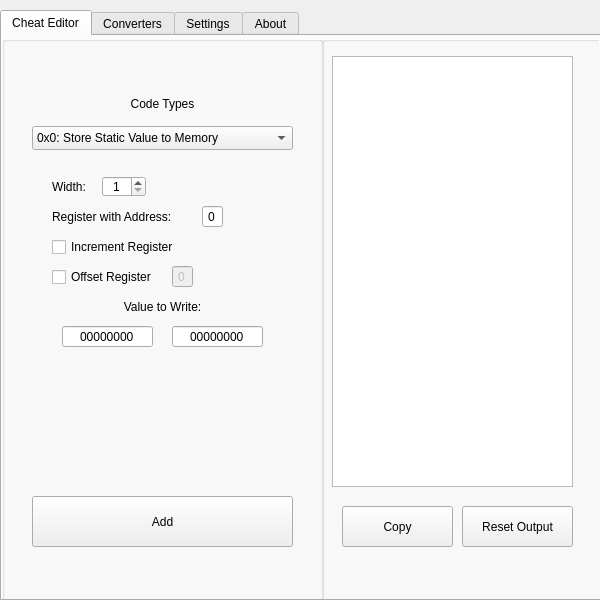
First picture: the form in AMScheat/layout/layout.ui, repository MCMi460/AMSCheatTool, before the edit.
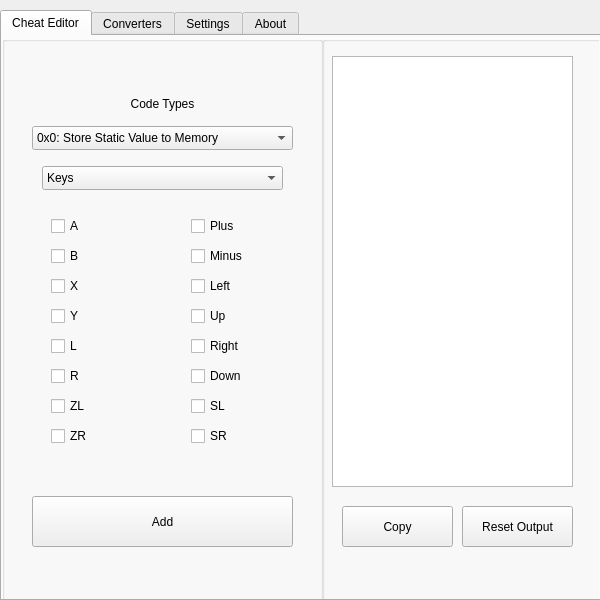
Second picture: the form after the edit. The open tabs and pages were chosen to show the change.

The edit to the form file:
```diff
--- a/AMScheat/layout/layout.ui
+++ b/AMScheat/layout/layout.ui
@@ -157,7 +157,7 @@
        </rect>
       </property>
       <property name="currentIndex">
-       <number>6</number>
+       <number>7</number>
       </property>
       <widget class="QWidget" name="page">
        <widget class="QLabel" name="label_2">
@@ -1203,6 +1203,383 @@
         </property>
        </widget>
       </widget>
+      <widget class="QWidget" name="page_8">
+       <widget class="QStackedWidget" name="stackedWidget_3">
+        <property name="geometry">
+         <rect>
+          <x>-1</x>
+          <y>49</y>
+          <width>261</width>
+          <height>251</height>
+         </rect>
+        </property>
+        <property name="currentIndex">
+         <number>1</number>
+        </property>
+        <widget class="QWidget" name="key">
+         <widget class="QCheckBox" name="h0000001">
+          <property name="geometry">
+           <rect>
+            <x>20</x>
+            <y>10</y>
+            <width>86</width>
+            <height>22</height>
+           </rect>
+          </property>
+          <property name="text">
+           <string>A</string>
+          </property>
+         </widget>
+         <widget class="QCheckBox" name="h0000400">
+          <property name="geometry">
+           <rect>
+            <x>160</x>
+            <y>10</y>
+            <width>86</width>
+            <height>22</height>
+           </rect>
+          </property>
+          <property name="text">
+           <string>Plus</string>
+          </property>
+         </widget>
+         <widget class="QCheckBox" name="h0001000">
+          <property name="geometry">
+           <rect>
+            <x>160</x>
+            <y>70</y>
+            <width>86</width>
+            <height>22</height>
+           </rect>
+          </property>
+          <property name="text">
+           <string>Left</string>
+          </property>
+         </widget>
+         <widget class="QCheckBox" name="h0000008">
+          <property name="geometry">
+           <rect>
+            <x>20</x>
+            <y>100</y>
+            <width>86</width>
+            <height>22</height>
+           </rect>
+          </property>
+          <property name="text">
+           <string>Y</string>
+          </property>
+         </widget>
+         <widget class="QCheckBox" name="h0000002">
+          <property name="geometry">
+           <rect>
+            <x>20</x>
+            <y>40</y>
+            <width>86</width>
+            <height>22</height>
+           </rect>
+          </property>
+          <property name="text">
+           <string>B</string>
+          </property>
+         </widget>
+         <widget class="QCheckBox" name="h0000200">
+          <property name="geometry">
+           <rect>
+            <x>20</x>
+            <y>220</y>
+            <width>86</width>
+            <height>22</height>
+           </rect>
+          </property>
+          <property name="text">
+           <string>ZR</string>
+          </property>
+         </widget>
+         <widget class="QCheckBox" name="h0004000">
+          <property name="geometry">
+           <rect>
+            <x>160</x>
+            <y>130</y>
+            <width>86</width>
+            <height>22</height>
+           </rect>
+          </property>
+          <property name="text">
+           <string>Right</string>
+          </property>
+         </widget>
+         <widget class="QCheckBox" name="h0000100">
+          <property name="geometry">
+           <rect>
+            <x>20</x>
+            <y>190</y>
+            <width>86</width>
+            <height>22</height>
+           </rect>
+          </property>
+          <property name="text">
+           <string>ZL</string>
+          </property>
+         </widget>
+         <widget class="QCheckBox" name="h0008000">
+          <property name="geometry">
+           <rect>
+            <x>160</x>
+            <y>160</y>
+            <width>86</width>
+            <height>22</height>
+           </rect>
+          </property>
+          <property name="text">
+           <string>Down</string>
+          </property>
+         </widget>
+         <widget class="QCheckBox" name="h0000004">
+          <property name="geometry">
+           <rect>
+            <x>20</x>
+            <y>70</y>
+            <width>86</width>
+            <height>22</height>
+           </rect>
+          </property>
+          <property name="text">
+           <string>X</string>
+          </property>
+         </widget>
+         <widget class="QCheckBox" name="h0002000">
+          <property name="geometry">
+           <rect>
+            <x>160</x>
+            <y>100</y>
+            <width>86</width>
+            <height>22</height>
+           </rect>
+          </property>
+          <property name="text">
+           <string>Up</string>
+          </property>
+         </widget>
+         <widget class="QCheckBox" name="h0000040">
+          <property name="geometry">
+           <rect>
+            <x>20</x>
+            <y>130</y>
+            <width>86</width>
+            <height>22</height>
+           </rect>
+          </property>
+          <property name="text">
+           <string>L</string>
+          </property>
+         </widget>
+         <widget class="QCheckBox" name="h0000800">
+          <property name="geometry">
+           <rect>
+            <x>160</x>
+            <y>40</y>
+            <width>86</width>
+            <height>22</height>
+           </rect>
+          </property>
+          <property name="text">
+           <string>Minus</string>
+          </property>
+         </widget>
+         <widget class="QCheckBox" name="h0000080">
+          <property name="geometry">
+           <rect>
+            <x>20</x>
+            <y>160</y>
+            <width>86</width>
+            <height>22</height>
+           </rect>
+          </property>
+          <property name="text">
+           <string>R</string>
+          </property>
+         </widget>
+         <widget class="QCheckBox" name="h1000000">
+          <property name="geometry">
+           <rect>
+            <x>160</x>
+            <y>190</y>
+            <width>86</width>
+            <height>22</height>
+           </rect>
+          </property>
+          <property name="text">
+           <string>SL</string>
+          </property>
+         </widget>
+         <widget class="QCheckBox" name="h2000000">
+          <property name="geometry">
+           <rect>
+            <x>160</x>
+            <y>220</y>
+            <width>86</width>
+            <height>22</height>
+           </rect>
+          </property>
+          <property name="text">
+           <string>SR</string>
+          </property>
+         </widget>
+        </widget>
+        <widget class="QWidget" name="key_2">
+         <widget class="QCheckBox" name="h0010000">
+          <property name="geometry">
+           <rect>
+            <x>20</x>
+            <y>10</y>
+            <width>121</width>
+            <height>22</height>
+           </rect>
+          </property>
+          <property name="text">
+           <string>Left Stick Left</string>
+          </property>
+         </widget>
+         <widget class="QCheckBox" name="h0020000">
+          <property name="geometry">
+           <rect>
+            <x>20</x>
+            <y>40</y>
+            <width>131</width>
+            <height>22</height>
+           </rect>
+          </property>
+          <property name="text">
+           <string>Left Stick Up</string>
+          </property>
+         </widget>
+         <widget class="QCheckBox" name="h0040000">
+          <property name="geometry">
+           <rect>
+            <x>20</x>
+            <y>70</y>
+            <width>131</width>
+            <height>22</height>
+           </rect>
+          </property>
+          <property name="text">
+           <string>Left Stick Right</string>
+          </property>
+         </widget>
+         <widget class="QCheckBox" name="h0080000">
+          <property name="geometry">
+           <rect>
+            <x>20</x>
+            <y>100</y>
+            <width>131</width>
+            <height>22</height>
+           </rect>
+          </property>
+          <property name="text">
+           <string>Left Stick Down</string>
+          </property>
+         </widget>
+         <widget class="QCheckBox" name="h0800000">
+          <property name="geometry">
+           <rect>
+            <x>20</x>
+            <y>220</y>
+            <width>131</width>
+            <height>22</height>
+           </rect>
+          </property>
+          <property name="text">
+           <string>Right Stick Down</string>
+          </property>
+         </widget>
+         <widget class="QCheckBox" name="h0200000">
+          <property name="geometry">
+           <rect>
+            <x>20</x>
+            <y>160</y>
+            <width>131</width>
+            <height>22</height>
+           </rect>
+          </property>
+          <property name="text">
+           <string>Right Stick Up</string>
+          </property>
+         </widget>
+         <widget class="QCheckBox" name="h0100000">
+          <property name="geometry">
+           <rect>
+            <x>20</x>
+            <y>130</y>
+            <width>121</width>
+            <height>22</height>
+           </rect>
+          </property>
+          <property name="text">
+           <string>Right Stick Left</string>
+          </property>
+         </widget>
+         <widget class="QCheckBox" name="h0400000">
+          <property name="geometry">
+           <rect>
+            <x>20</x>
+            <y>190</y>
+            <width>131</width>
+            <height>22</height>
+           </rect>
+          </property>
+          <property name="text">
+           <string>Right Stick Right</string>
+          </property>
+         </widget>
+         <widget class="QCheckBox" name="h0000010">
+          <property name="geometry">
+           <rect>
+            <x>150</x>
+            <y>10</y>
+            <width>101</width>
+            <height>22</height>
+           </rect>
+          </property>
+          <property name="text">
+           <string>Left Stick In</string>
+          </property>
+         </widget>
+         <widget class="QCheckBox" name="h0000020">
+          <property name="geometry">
+           <rect>
+            <x>150</x>
+            <y>130</y>
+            <width>101</width>
+            <height>22</height>
+           </rect>
+          </property>
+          <property name="text">
+           <string>Right Stick In</string>
+          </property>
+         </widget>
+        </widget>
+       </widget>
+       <widget class="QComboBox" name="comboBox_3">
+        <property name="geometry">
+         <rect>
+          <x>10</x>
+          <y>10</y>
+          <width>241</width>
+          <height>24</height>
+         </rect>
+        </property>
+        <item>
+         <property name="text">
+          <string>Keys</string>
+         </property>
+        </item>
+        <item>
+         <property name="text">
+          <string>Sticks</string>
+         </property>
+        </item>
+       </widget>
+      </widget>
      </widget>
     </widget>
     <widget class="QGroupBox" name="groupBox_2">
```
Left out of the diff: 5 changed lines with no effect on the pictures.
